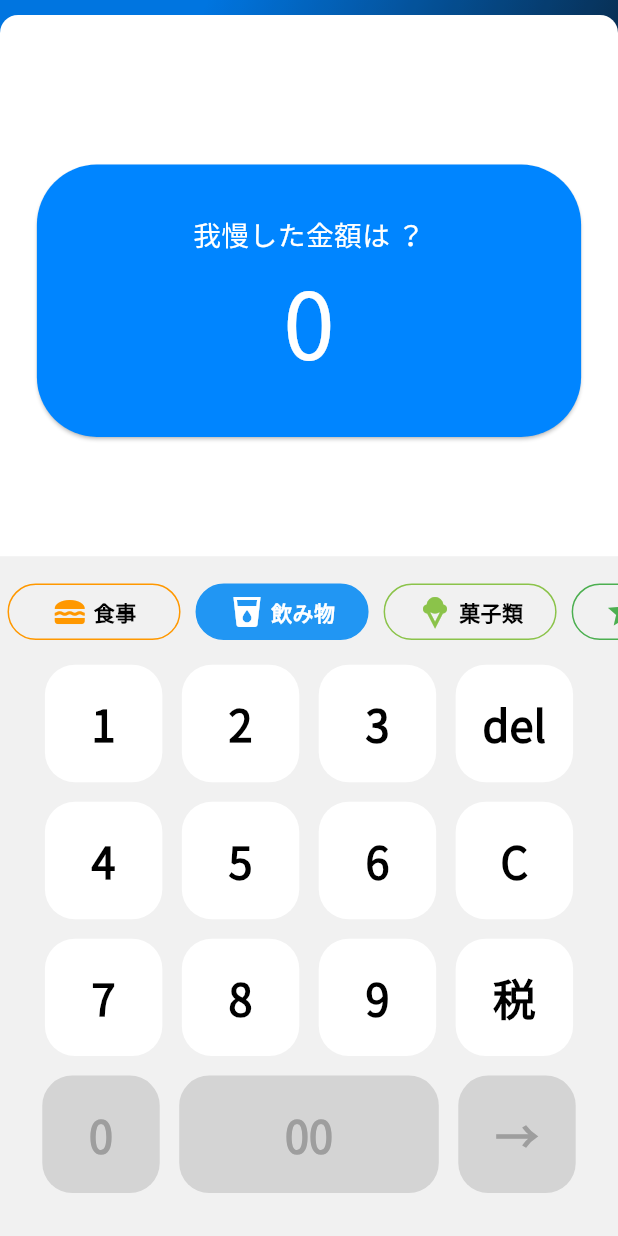
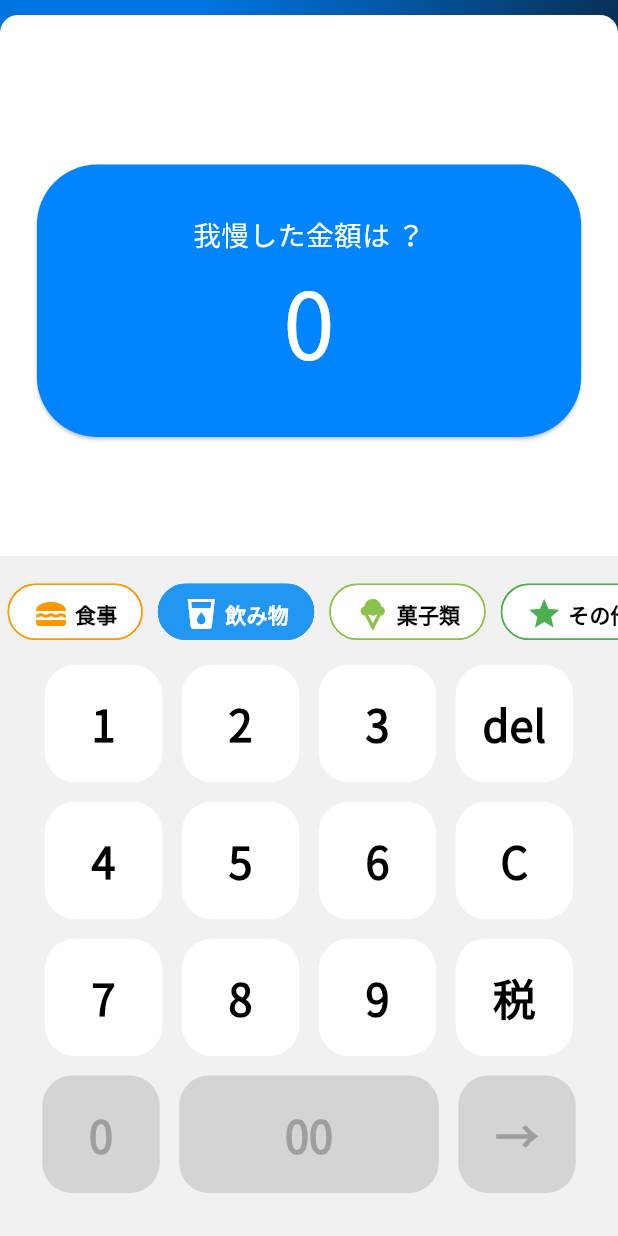
Before and after one commit to kou-nagamine/new_save_money, a Flutter app: the screen it shows after launch, item 2 of the bottom bar chosen, on a phone screen of 412 x 824 dp. Run offline on Flutter 3.47's test engine with Material 3 defaults, Android fonts, the phone set to English and light mode, and no system bars; our stand-ins replace buttons_tabbar, draggable_home, figma_squircle, fl_chart, flutter_datetime_picker_plus, flutter_riverpod and 4 more; missing offline and left inert: iconoir_flutter; generated files the repository leaves out were written again; statements that could not run were skipped.

Commit message:
change choice clip

```diff
--- a/lib/views/pages/calculator/components/calculator_category.dart
+++ b/lib/views/pages/calculator/components/calculator_category.dart
@@ -1,7 +1,6 @@
 import 'package:flutter/material.dart';
 import 'package:flutter_riverpod/flutter_riverpod.dart';
 import 'package:new_save_money/views/pages/calculator/providers/temporary_list.dart';
-
 
 final List<Map<String, dynamic>> choicesLists = [
   {
@@ -35,73 +34,69 @@ class CalculatorCateGory extends ConsumerStatefulWidget {
 
 class _CalculatorCateGoryState extends ConsumerState<CalculatorCateGory> {
   int selectedIndex = 1;
+
   @override
   Widget build(BuildContext context) {
     final Size size = MediaQuery.of(context).size;
     return Flexible(
       child: SizedBox(
         height: size.height * 0.07,
-        child: ListView.builder(
+        child: ListView(
           scrollDirection: Axis.horizontal,
-          itemCount: choicesLists.length,
-          shrinkWrap: true,
-          itemBuilder: (context, index) {
-            return GestureDetector(
-              onTap: () {
-                setState(() {
-                  selectedIndex = index;
-                  final temporaryList = ref.read(temporaryListNotifierProvider.notifier);
-                  temporaryList.updateState([
-                    choicesLists[index]['label'],
-                    choicesLists[index]['icon'],
-                    choicesLists[index]['color']
-                  ]);
-                });
-              },
-              child: Padding(
+          children: choicesLists.asMap().entries.map((entry) {
+            int index = entry.key;
+            Map<String, dynamic> choice = entry.value;
+            return Padding(
               padding: const EdgeInsets.symmetric(horizontal: 5.0, vertical: 10.0),
-                child: SizedBox(
-                  width: size.width * 0.28,
-                  height: size.height * 0.04,
-                  child: Container(
-                    alignment: Alignment.center,
-                    decoration: BoxDecoration(
-                      color: selectedIndex == index
-                          ? choicesLists[index]['color']
-                          : null,
-                      borderRadius: BorderRadius.circular(50.0),
-                      border: Border.all(color: choicesLists[index]['color']),
+              child:SizedBox(
+                // width: size.width * 0.28,
+                child: ChoiceChip(
+                  padding: EdgeInsets.symmetric(horizontal: 8, vertical: 8),
+                  label: Transform.translate(
+                    offset: const Offset(0, -1), // 文字の位置を少し上に調整
+                    child: Row(
+                      mainAxisSize: MainAxisSize.min,
+                      children: [
+                        Icon(
+                          choice['icon'],
+                          color: selectedIndex == index ? Colors.white : choice['color'],
                         ),
-                    child: Padding(
-                      padding: const EdgeInsets.symmetric(horizontal: 3.0),
-                      child: Row(
-                        mainAxisAlignment: MainAxisAlignment.center,
-                        crossAxisAlignment: CrossAxisAlignment.center,
-                        children: [
-                          Icon(choicesLists[index]['icon'],
-                          color: selectedIndex == index
-                            ? Colors.white
-                            :  choicesLists[index]['color']),
                         const SizedBox(width: 4.0),
                         Text(
-                            choicesLists[index]['label'],
+                          choice['label'],
                           style: TextStyle(
-                              color: selectedIndex == index
-                                ? Colors.white
-                                :  Colors.black,
+                            color: selectedIndex == index ? Colors.white : Colors.black,
                             fontWeight: FontWeight.bold,
                           ),
                         ),
                       ],
                     ),
                   ),
+                  selected: selectedIndex == index,
+                  selectedColor: choice['color'],
+                  backgroundColor: Colors.transparent,
+                  shape: RoundedRectangleBorder(
+                    borderRadius: BorderRadius.circular(50.0),
+                    side: BorderSide(color: choice['color']),
                   ),
-                ),
-              ),
-            );
+                  showCheckmark: false,
+                  onSelected: (bool selected) {
+                    setState(() {
+                      selectedIndex = index;
+                      final temporaryList = ref.read(temporaryListNotifierProvider.notifier);
+                      temporaryList.updateState([
+                        choice['label'],
+                        choice['icon'],
+                        choice['color'],
+                      ]);
+                    });
                   },
                 ),
               )
             );
+          }).toList(),
+        ),
+      ),
+    );
   }
 }
```
Also changed, not shown: 1 other file. Lines whose indentation alone changed are shown as unchanged.
